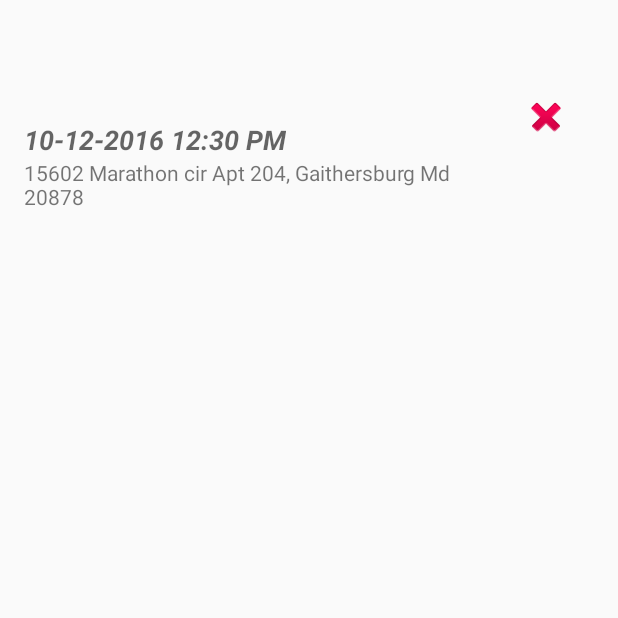
After one commit to sammobi/MeetingTracker, an Android app: the PastEvents screen opened directly, with no data from a screen before it, on a phone screen of 412 x 824 dp, the top half of it. The commit adds this screen. Run offline under Robolectric (Android 15) with nearby library versions, the phone set to English and light mode, and no system bars.

```diff
--- a/app/src/main/AndroidManifest.xml
+++ b/app/src/main/AndroidManifest.xml
@@ -9,9 +9,7 @@
         android:supportsRtl="true"
         android:theme="@style/AppTheme">
         <activity android:name=".MainActivity" />
-        <activity android:name=".PinActivity">
-
-        </activity>
+        <activity android:name=".PinActivity" />
         <activity android:name=".ConfirmPinActivity" />
         <activity
             android:name=".CreateEvent"
@@ -28,6 +26,8 @@
                 <category android:name="android.intent.category.LAUNCHER" />
             </intent-filter>
         </activity>
+        <activity android:name=".PastEvents" />
+        <activity android:name=".UpcomingEvents"></activity>
     </application>
 
 </manifest>
--- /dev/null
+++ b/app/src/main/java/com/simpalm/meetingtracker/PastEvents.java
@@ -0,0 +1,13 @@
+package com.simpalm.meetingtracker;
+
+import android.support.v7.app.AppCompatActivity;
+import android.os.Bundle;
+
+public class PastEvents extends AppCompatActivity {
+
+    @Override
+    protected void onCreate(Bundle savedInstanceState) {
+        super.onCreate(savedInstanceState);
+        setContentView(R.layout.activity_past_events);
+    }
+}
--- a/app/src/main/java/com/simpalm/meetingtracker/SplashScreen.java
+++ b/app/src/main/java/com/simpalm/meetingtracker/SplashScreen.java
@@ -8,7 +8,7 @@ import android.support.v7.app.AppCompatActivity;
 import android.os.Bundle;
 
 public class SplashScreen extends AppCompatActivity {
-    private final int SPLASH_DISPLAY_LENGTH = 5000;
+    private final int SPLASH_DISPLAY_LENGTH = 2000;
     private Boolean skip;
     private String pin;
 
--- /dev/null
+++ b/app/src/main/res/layout/activity_past_events.xml
@@ -0,0 +1,77 @@
+<?xml version="1.0" encoding="utf-8"?>
+<LinearLayout xmlns:android="http://schemas.android.com/apk/res/android"
+    xmlns:tools="http://schemas.android.com/tools"
+    android:id="@+id/activity_past_events"
+    android:layout_width="match_parent"
+    android:layout_height="match_parent"
+    android:orientation="vertical"
+    tools:context="com.simpalm.meetingtracker.PastEvents">
+
+    <LinearLayout
+        android:layout_width="match_parent"
+        android:layout_height="wrap_content"
+        android:layout_margin="@dimen/activity_vertical_margin"
+        android:orientation="horizontal">
+
+        <LinearLayout
+            android:layout_width="0dp"
+            android:layout_height="wrap_content"
+            android:layout_weight="7"
+            android:orientation="vertical">
+
+            <TextView
+                android:id="@+id/eventTitleTv_rv"
+                android:layout_width="wrap_content"
+                android:layout_height="wrap_content"
+                android:textAppearance="@style/Base.TextAppearance.AppCompat.Large"
+                tools:text="@string/event_title_tv" />
+
+            <TextView
+                android:id="@+id/eventDescTv_rv"
+                android:layout_width="wrap_content"
+                android:layout_height="wrap_content"
+                android:textAppearance="@style/Base.TextAppearance.AppCompat.Small"
+                tools:text="@string/eventDescTv" />
+
+
+            <TextView
+                android:id="@+id/eventDateTimeTv_rv"
+                android:layout_width="wrap_content"
+                android:layout_height="wrap_content"
+                android:layout_marginTop="@dimen/activity_vertical_margin"
+                android:text="@string/eventDateTimeTv"
+                android:textAppearance="@style/Base.TextAppearance.AppCompat.Medium"
+                android:textStyle="bold|italic" />
+
+
+            <TextView
+                android:id="@+id/eventLocationTv_rv"
+                android:layout_width="wrap_content"
+                android:layout_height="wrap_content"
+                android:text="@string/eventLocationTv" />
+
+
+        </LinearLayout>
+
+        <LinearLayout
+            android:layout_width="0dp"
+            android:layout_height="wrap_content"
+            android:layout_gravity="center"
+            android:layout_margin="@dimen/activity_vertical_margin"
+            android:layout_weight="1"
+            android:gravity="right"
+            android:orientation="horizontal">
+
+            <ImageView
+                android:id="@+id/delete_user_btn"
+                android:layout_width="wrap_content"
+
+                android:layout_height="wrap_content"
+                android:background="@android:drawable/ic_delete" />
+
+
+        </LinearLayout>
+
+    </LinearLayout>
+
+</LinearLayout>
--- a/app/src/main/res/values/strings.xml
+++ b/app/src/main/res/values/strings.xml
@@ -36,5 +36,9 @@
     <string name="newPin">Enter New Pin</string>
     <string name="confirm_pin_changePin">Confirm Pin</string>
     <string name="login">Please enter your pin to Login</string>
+    <string name="event_title_tv">Event Title</string>
+    <string name="eventDescTv">Lorem Ipsum Lorem Ipsum Lorem Ipsum Lorem Ipsum Lorem Ipsum Lorem Ipsum Lorem Ipsum Lorem Ipsum Lorem Ipsum Lorem Ipsum</string>
+    <string name="eventDateTimeTv">10-12-2016 12:30 PM</string>
+    <string name="eventLocationTv">15602 Marathon cir Apt 204, Gaithersburg Md 20878</string>
 
 </resources>
```
Also changed, not shown: app/src/main/java/com/simpalm/meetingtracker/UpcomingEvents.java (added, +13 -0 lines), app/src/main/java/com/simpalm/meetingtracker/eventDetail.java (added, +49 -0 lines), app/src/main/res/layout/activity_upcoming_events.xml (added, +77 -0 lines).
